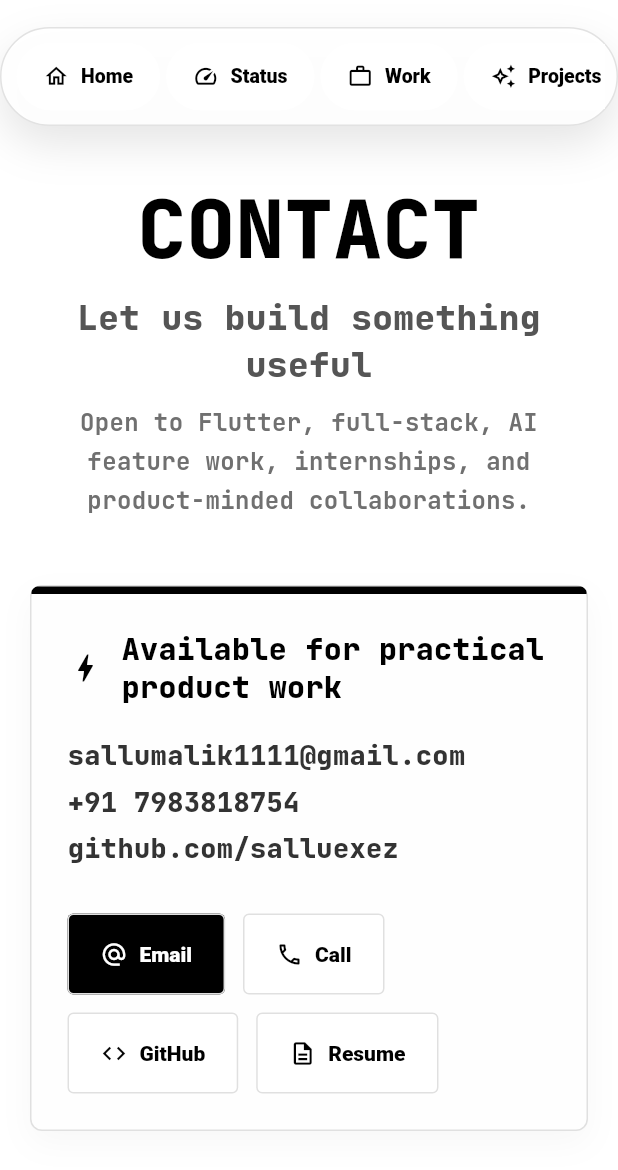
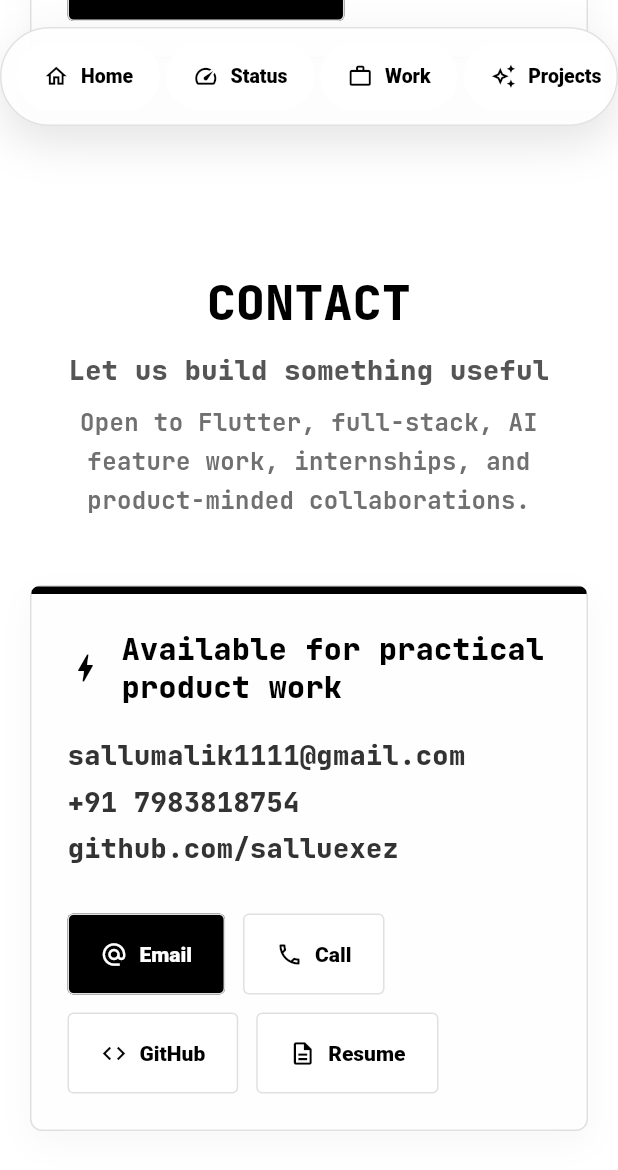
Before and after one commit to salluexez/My_Portfolio, a Flutter app: the screen it shows after launch, after a tap on "Get In Touch", on a phone screen of 412 x 824 dp. Shown: the top 1170 px of the screen. Run offline on Flutter 3.47's test engine with Material 3 defaults, Android fonts, the phone set to English and light mode, and no system bars; our stand-ins replace google_fonts.

Commit message:
feat: implement responsive layout adjustments and font scaling for mobile devices in portfolio sections

```diff
--- a/lib/main.dart
+++ b/lib/main.dart
@@ -323,6 +323,7 @@ class _PortfolioHomeState extends State<PortfolioHome> {
           SingleChildScrollView(
             controller: _scrollController,
             child: Column(
+              crossAxisAlignment: CrossAxisAlignment.stretch,
               children: [
                 PortfolioSection(
                   key: _sectionKeys[0],
@@ -377,11 +378,13 @@ class PortfolioSection extends StatelessWidget {
 
   @override
   Widget build(BuildContext context) {
-    return Padding(
-      padding: const EdgeInsets.symmetric(horizontal: 20),
-      child: ConstrainedBox(
-        constraints: const BoxConstraints(maxWidth: 1240),
-        child: child,
+    return Center(
+      child: Padding(
+        padding: const EdgeInsets.symmetric(horizontal: 20),
+        child: ConstrainedBox(
+          constraints: const BoxConstraints(maxWidth: 1240),
+          child: child,
+        ),
       ),
     );
   }
@@ -732,6 +735,8 @@ class _TypewriterRoleState extends State<TypewriterRole>
   @override
   Widget build(BuildContext context) {
     final palette = context.palette;
+    final screenWidth = MediaQuery.of(context).size.width;
+    final fontSize = screenWidth > 600 ? 27.0 : 20.0;
     return AnimatedBuilder(
       animation: _controller,
       builder: (context, child) {
@@ -742,7 +747,7 @@ class _TypewriterRoleState extends State<TypewriterRole>
         return Text(
           '> ${role.substring(0, math.min(visibleCount, role.length))}|',
           style: TextStyle(
-            fontSize: 27,
+            fontSize: fontSize,
             fontWeight: FontWeight.w900,
             color: palette.textPrimary,
             height: 1.2,
@@ -1085,8 +1090,14 @@ class SectionShell extends StatelessWidget {
   @override
   Widget build(BuildContext context) {
     final palette = context.palette;
+    final screenWidth = MediaQuery.of(context).size.width;
+    final eyebrowFontSize = screenWidth > 600 ? 54.0 : 32.0;
+    final titleFontSize = screenWidth > 600 ? 23.0 : 18.0;
     return Padding(
-      padding: EdgeInsets.only(top: 92, bottom: bottomPadding),
+      padding: EdgeInsets.only(
+        top: screenWidth > 600 ? 92 : 54,
+        bottom: bottomPadding,
+      ),
       child: Column(
         crossAxisAlignment: CrossAxisAlignment.center,
         children: [
@@ -1094,7 +1105,7 @@ class SectionShell extends StatelessWidget {
             eyebrow,
             textAlign: TextAlign.center,
             style: TextStyle(
-              fontSize: 54,
+              fontSize: eyebrowFontSize,
               height: 1.02,
               fontWeight: FontWeight.w900,
               color: palette.textPrimary,
@@ -1107,7 +1118,7 @@ class SectionShell extends StatelessWidget {
               title,
               textAlign: TextAlign.center,
               style: TextStyle(
-                fontSize: 23,
+                fontSize: titleFontSize,
                 height: 1.35,
                 fontWeight: FontWeight.w900,
                 color: palette.textSecondary,
```
